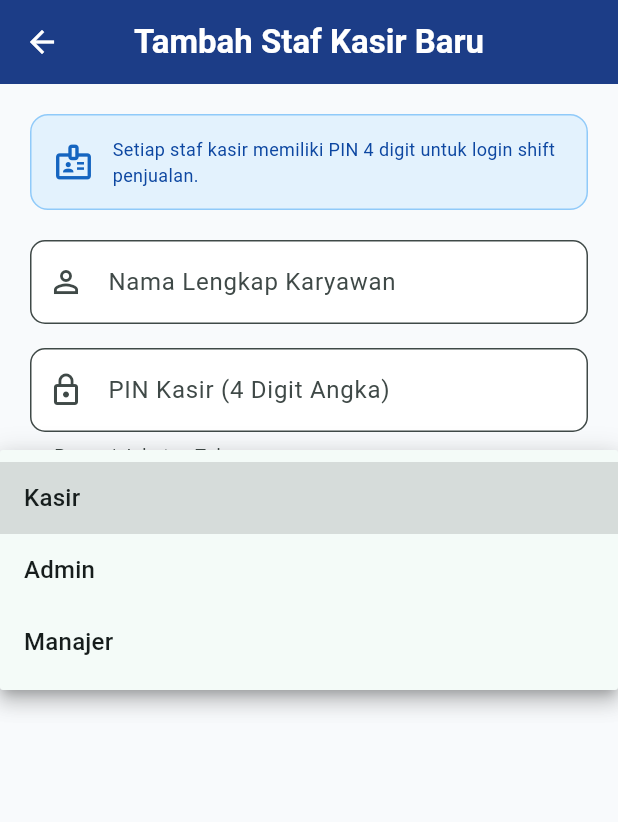
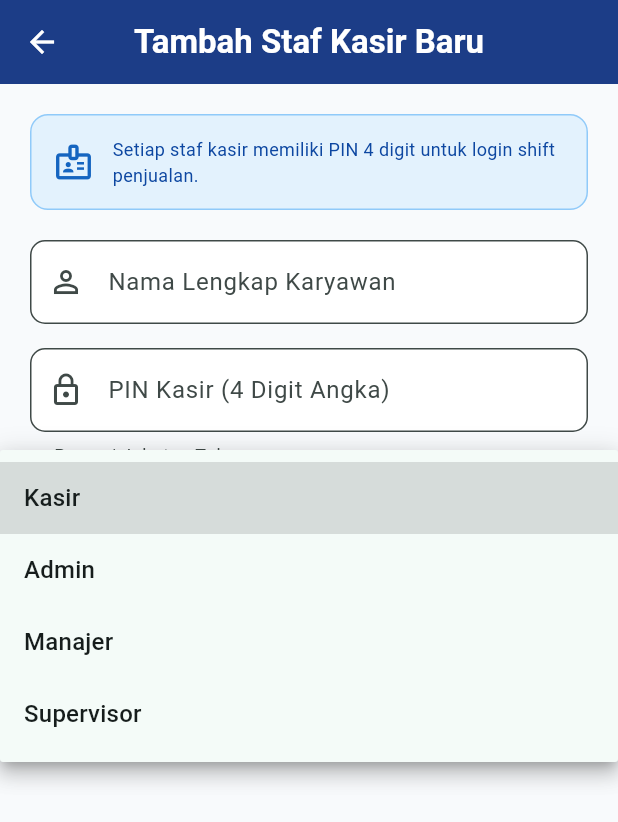
Before and after one commit to meldaamelia/smartkasir_app, a Flutter app: the FormKaryawanPage screen opened directly, after a tap on "Kasir", on a phone screen of 412 x 824 dp. Shown: the top 822 px of the screen. Run offline on Flutter 3.47's test engine with Material 3 defaults, Android fonts, the phone set to English and light mode, and no system bars; our stand-ins replace shared_preferences, sqflite, sqflite_common_ffi, sqflite_common_ffi_web; accounts and stored records are empty; network calls fail.

Commit message:
feat: add supervisor role and ensure supervisor seeding

```diff
--- a/lib/pages/form_karyawan_page.dart
+++ b/lib/pages/form_karyawan_page.dart
@@ -27,7 +27,7 @@ class _FormKaryawanPageState extends State<FormKaryawanPage> {
 
   // Nilai terpilih dropdown peran
   String _peranTerpilih = 'Kasir';
-  final List<String> _daftarPeran = ['Kasir', 'Admin', 'Manajer'];
+  final List<String> _daftarPeran = ['Kasir', 'Admin', 'Manajer', 'Supervisor'];
 
   // Status visual tombol proses simpan
   bool _sedangMenyimpan = false;
--- a/lib/pages/kelola_karyawan_page.dart
+++ b/lib/pages/kelola_karyawan_page.dart
@@ -127,6 +127,9 @@ class _KelolaKaryawanPageState extends State<KelolaKaryawanPage> {
     if (peran == 'Manajer') {
       bg = Colors.amber.shade100;
       fg = Colors.amber.shade900;
+    } else if (peran == 'Supervisor') {
+      bg = Colors.purple.shade100;
+      fg = Colors.purple.shade900;
     } else if (peran == 'Admin') {
       bg = Colors.blue.shade100;
       fg = Colors.blue.shade900;
```
Also changed, not shown: lib/helpers/database_helper.dart (+23 -2 lines).
